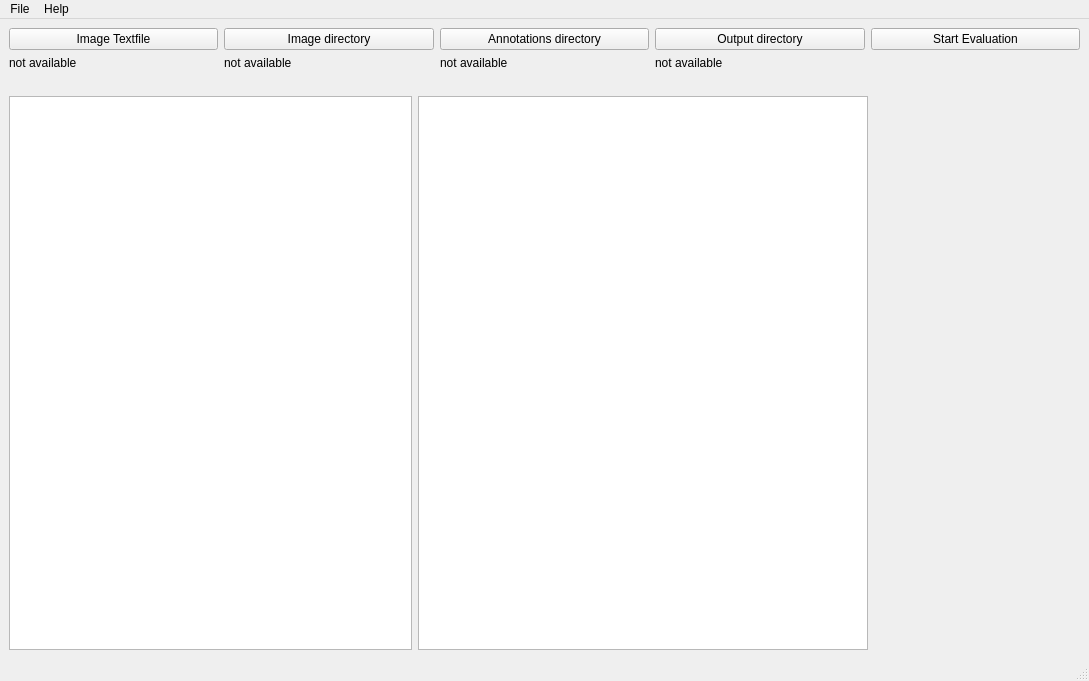
Old version of the form aesthetics.ui in the repository michaeldanner/AestheticFacesToolbox.
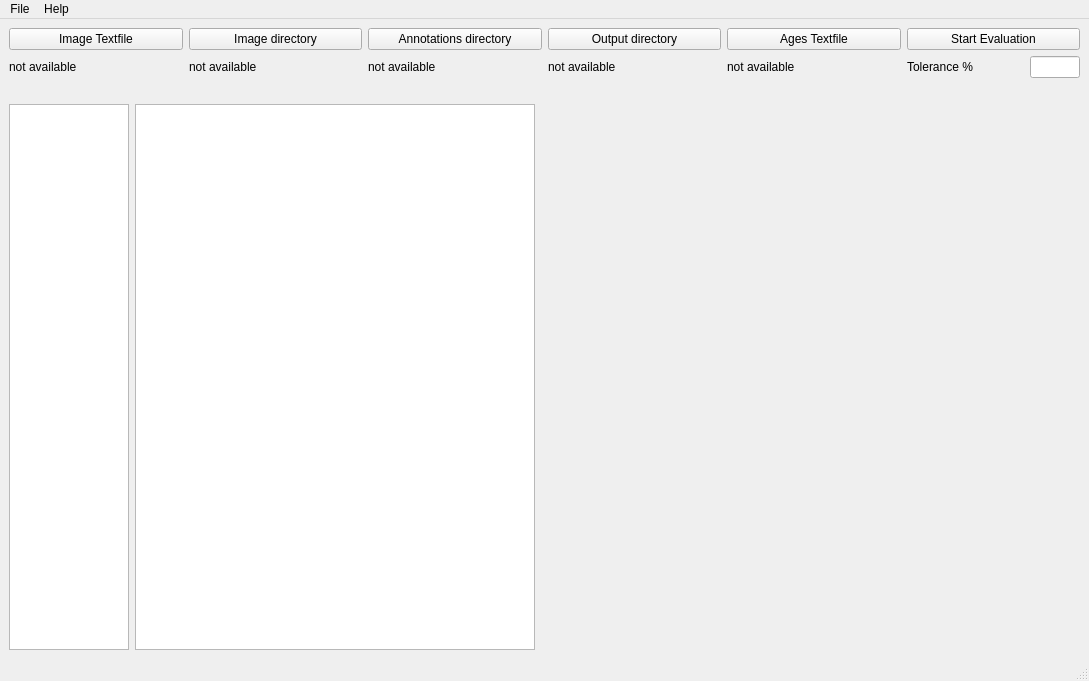
New version of the form. Custom widgets are drawn as their Qt base class.

Commit message: AestheticFacesToolbox-1 hard-coded paths

```diff
--- a/aesthetics.ui
+++ b/aesthetics.ui
@@ -21,10 +21,16 @@
        <widget class="QPlainTextEdit" name="output_log">
         <property name="minimumSize">
          <size>
-          <width>450</width>
+          <width>400</width>
           <height>0</height>
          </size>
         </property>
+        <property name="maximumSize">
+         <size>
+          <width>400</width>
+          <height>16777215</height>
+         </size>
+        </property>
        </widget>
       </item>
       <item row="0" column="4">
@@ -77,7 +83,7 @@
         </property>
         <property name="maximumSize">
          <size>
-          <width>460</width>
+          <width>120</width>
           <height>16777215</height>
          </size>
         </property>
@@ -128,6 +134,13 @@
       <property name="sizeConstraint">
        <enum>QLayout::SetFixedSize</enum>
       </property>
+      <item row="1" column="3">
+       <widget class="QLabel" name="lbl_out_dir">
+        <property name="text">
+         <string>not available</string>
+        </property>
+       </widget>
+      </item>
       <item row="1" column="2">
        <widget class="QLabel" name="lbl_anno_dir">
         <property name="text">
@@ -142,20 +155,6 @@
         </property>
        </widget>
       </item>
-      <item row="0" column="2">
-       <widget class="QPushButton" name="btn_anno_dir">
-        <property name="text">
-         <string>Annotations directory</string>
-        </property>
-       </widget>
-      </item>
-      <item row="1" column="3">
-       <widget class="QLabel" name="lbl_out_dir">
-        <property name="text">
-         <string>not available</string>
-        </property>
-       </widget>
-      </item>
       <item row="0" column="0">
        <widget class="QPushButton" name="btn_img_list">
         <property name="text">
@@ -163,13 +162,6 @@
         </property>
        </widget>
       </item>
-      <item row="0" column="1">
-       <widget class="QPushButton" name="btn_img_dir">
-        <property name="text">
-         <string>Image directory</string>
-        </property>
-       </widget>
-      </item>
       <item row="1" column="0">
        <widget class="QLabel" name="lbl_img_list">
         <property name="text">
@@ -184,13 +176,68 @@
         </property>
        </widget>
       </item>
-      <item row="0" column="4">
+      <item row="0" column="2">
+       <widget class="QPushButton" name="btn_anno_dir">
+        <property name="text">
+         <string>Annotations directory</string>
+        </property>
+       </widget>
+      </item>
+      <item row="0" column="5">
        <widget class="QPushButton" name="btn_start">
         <property name="text">
          <string>Start Evaluation</string>
         </property>
        </widget>
       </item>
+      <item row="0" column="1">
+       <widget class="QPushButton" name="btn_img_dir">
+        <property name="text">
+         <string>Image directory</string>
+        </property>
+       </widget>
+      </item>
+      <item row="0" column="4">
+       <widget class="QPushButton" name="btn_ages_list">
+        <property name="text">
+         <string>Ages Textfile</string>
+        </property>
+       </widget>
+      </item>
+      <item row="1" column="4">
+       <widget class="QLabel" name="lbl_ages_list">
+        <property name="text">
+         <string>not available</string>
+        </property>
+       </widget>
+      </item>
+      <item row="1" column="5">
+       <layout class="QHBoxLayout" name="horizontalLayout">
+        <item>
+         <widget class="QLabel" name="label_tolerance">
+          <property name="text">
+           <string>Tolerance %</string>
+          </property>
+         </widget>
+        </item>
+        <item>
+         <widget class="QLineEdit" name="lineEdit">
+          <property name="sizePolicy">
+           <sizepolicy hsizetype="Fixed" vsizetype="Fixed">
+            <horstretch>0</horstretch>
+            <verstretch>0</verstretch>
+           </sizepolicy>
+          </property>
+          <property name="maximumSize">
+           <size>
+            <width>50</width>
+            <height>16777215</height>
+           </size>
+          </property>
+         </widget>
+        </item>
+       </layout>
+      </item>
      </layout>
     </item>
     <item row="1" column="0">
```
The commit also changes 2 other files.
